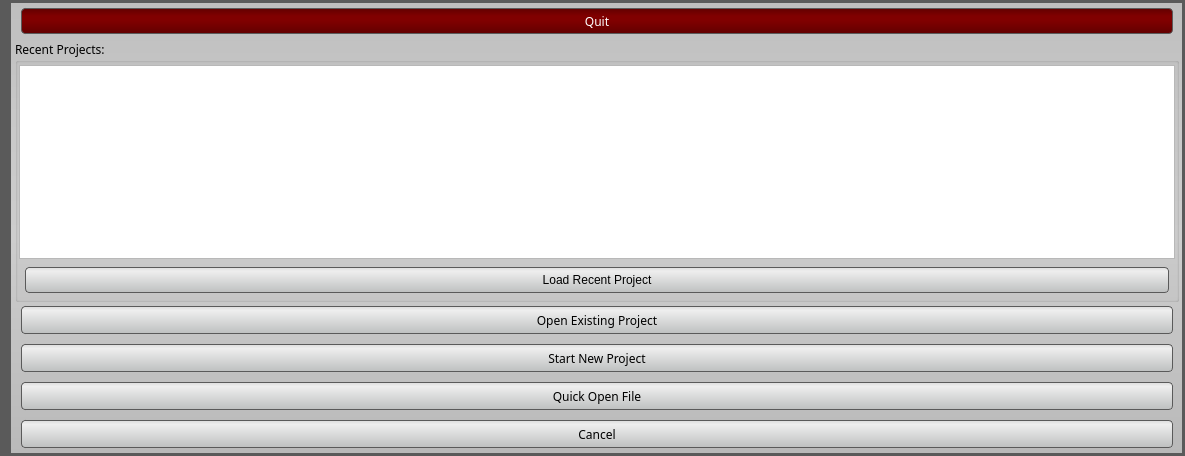
Old version of the form src/Interface/Application/SplashScreen.ui in the repository SCIInstitute/Seg3D.
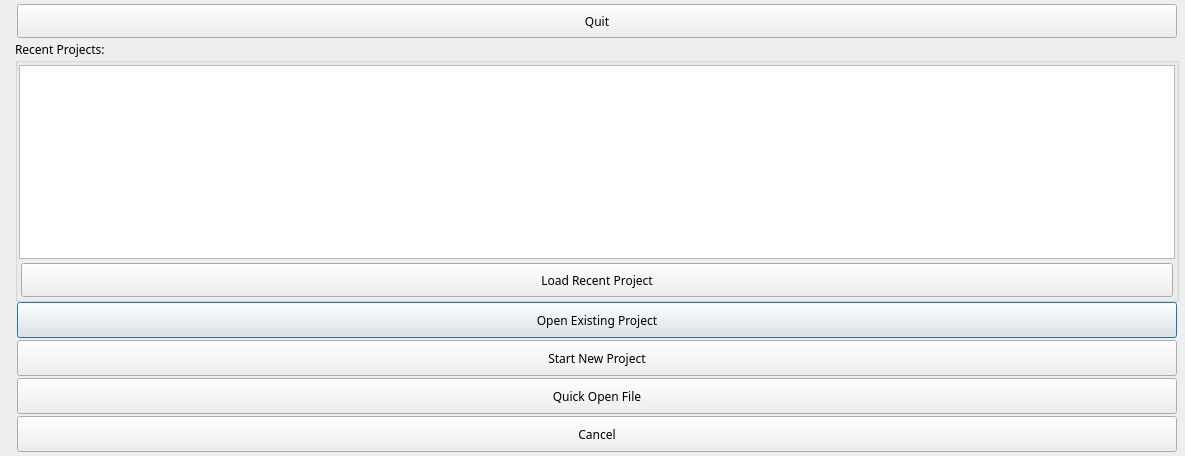
New version of the form. Icons and pictures are not drawn.

Patch:
```diff
--- a/src/Interface/Application/SplashScreen.ui
+++ b/src/Interface/Application/SplashScreen.ui
@@ -31,84 +31,6 @@
    <iconset>
     <normaloff>../../Resources/Icons/seg3d2_128.png</normaloff>../../Resources/Icons/seg3d2_128.png</iconset>
   </property>
-  <property name="styleSheet">
-   <string notr="true">QDialog#SplashScreen {
-  background-color: qlineargradient(spread:pad, x1:0.5, y1:0, x2:0.5, y2:0.960227, stop:0 rgba(221, 221, 221, 255), stop:0.155779 rgba(228, 228, 228, 255), stop:1 rgba(202, 204, 204, 255));
-}
-
-SplashScreen#splashscreen{ background-color: none; }
-
-QPushButton{
-  background-color: qlineargradient(spread:pad, x1:0.5, y1:0, x2:0.5, y2:0.960227, stop:0 rgba(221, 221, 221, 255), stop:0.155779 rgba(238, 238, 238, 255), stop:1 rgba(192, 194, 194, 255));
-  border-radius: 4px;
-  border: 1px solid rgb(90, 90, 90);
-  margin:4px;
-}
-
-QPushButton:hover{
-  background-color: qlineargradient(spread:pad, x1:0.5, y1:0, x2:0.5, y2:1, stop:0 rgba(195, 195, 195, 255), stop:0.253769 rgba(206, 206, 206, 255), stop:1 rgba(185, 185, 185, 255));
-  border-radius: 4px;
-  border: 1px solid rgb(90, 90, 90);
-  margin:4px;
-}
-
-QPushButton:pressed{
-  background-color: qlineargradient(spread:pad, x1:0.5, y1:0, x2:0.5, y2:1, stop:0 rgba(150, 150, 150, 255), stop:0.753769 rgba(206, 206, 206, 255), stop:1 rgba(185, 185, 185, 255));
-  border-radius: 4px;
-  border: 1px solid rgb(90, 90, 90);
-  margin:4px;
-}
-
-QPushButton#quit_seg3d_button_{
-  /*background-color: qlineargradient(spread:pad, x1:0.5, y1:0, x2:0.5, y2:0.960227, stop:0 rgba(195, 195, 195, 255), stop:0.497512 rgba(165, 165, 165, 255), stop:1 rgba(150, 150, 150, 255));*/
-
-  
-  background-color: qlineargradient(spread:pad, x1:0.5, y1:0, x2:0.5, y2:1, stop:0 rgba(98, 0, 0, 255), stop:0.299435 rgba(128, 0, 0, 255), stop:0.491525 rgba(128, 0, 0, 255), stop:1 rgba(98, 0, 0, 255));
-
-  border-radius: 4px;
-  border: 1px solid rgb(90, 90, 90);
-  margin:4px;
-  color: white;
-}
-
-QPushButton#quit_seg3d_button_:hover{
-  /*background-color: qlineargradient(spread:pad, x1:0.5, y1:0, x2:0.5, y2:0.960227, stop:0 rgba(155, 155, 155, 255), stop:0.497512 rgba(115, 115, 115, 255), stop:1 rgba(90, 90, 90, 255));*/
-  background-color: qlineargradient(spread:pad, x1:0.5, y1:0, x2:0.5, y2:1, stop:0 rgba(80, 0, 0, 255), stop:0.299435 rgba(110, 0, 0, 255), stop:0.491525 rgba(110, 0, 0, 255), stop:1 rgba(80, 0, 0, 255));
-  border-radius: 4px;
-  border: 1px solid rgb(90, 90, 90);
-  margin:4px;
-  color: white;
-}
-
-QPushButton#quit_seg3d_button_:pressed{
-  /*background-color: qlineargradient(spread:pad, x1:0.5, y1:0, x2:0.5, y2:0.960227, stop:0 rgba(80, 80, 80, 255), stop:0.497512 rgba(50, 50, 50, 255), stop:1 rgba(55, 55, 55, 255));*/
-  background-color: qlineargradient(spread:pad, x1:0.5, y1:0, x2:0.5, y2:1, stop:0 rgba(50, 0, 0, 255), stop:0.299435 rgba(80, 0, 0, 255), stop:0.491525 rgba(80, 0, 0, 255), stop:1 rgba(50, 0, 0, 255));
-
-  border-radius: 4px;
-  border: 1px solid rgb(90, 90, 90);
-  margin:4px;
-}
-QWidget#image_widget_{
-  background-color:  rgb(90, 90, 90);
-}
-
-QGroupBox#groupBox{
-  /*background-color: rgb( 221, 221, 221 );*/
-  color: rgb(50, 50, 50);
-}
-
-QWidget#base_{
-  background-color: rgb(90,90,90);
-}
-
-QWidget#widget{
-  border-top: 1px solid rgb(90, 90, 90);
-  border-right:  1px solid rgb(90, 90, 90);
-  border-bottom:  1px solid rgb(90, 90, 90);
-  background-color: qlineargradient(spread:pad, x1:0.5, y1:0, x2:0.5, y2:1, stop:0 rgb(190, 190, 190), stop:0.25 rgb(200, 200, 200), stop:0.520599 rgb(205, 205, 205), stop:1 rgb(185, 185, 185));
-  
-}</string>
-  </property>
   <property name="sizeGripEnabled">
    <bool>false</bool>
   </property>
```
